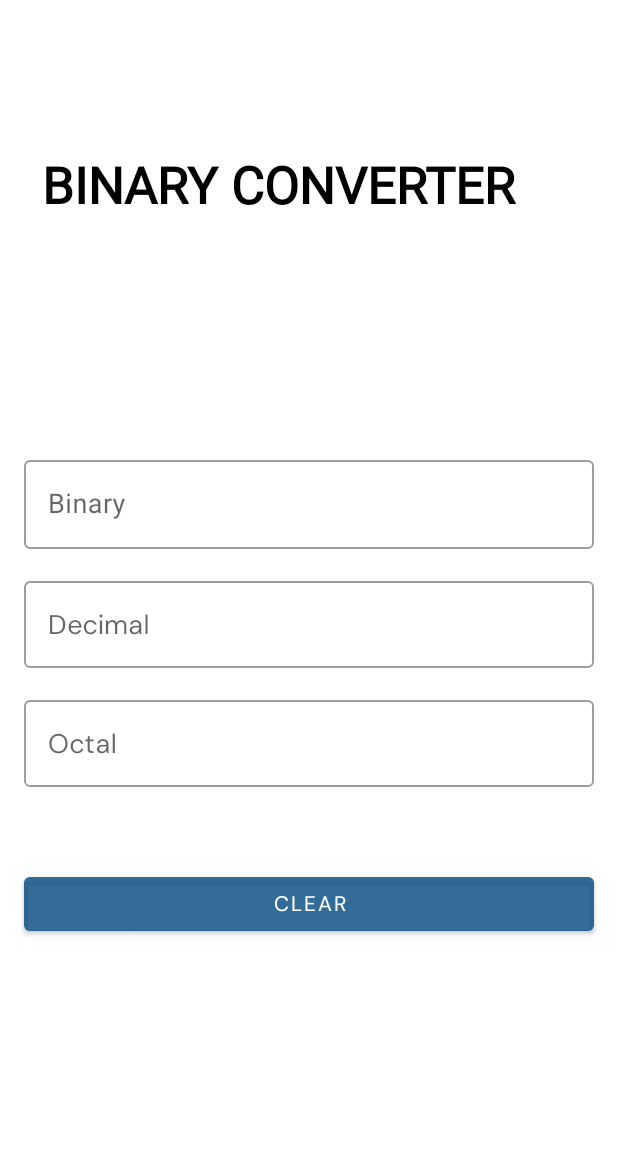
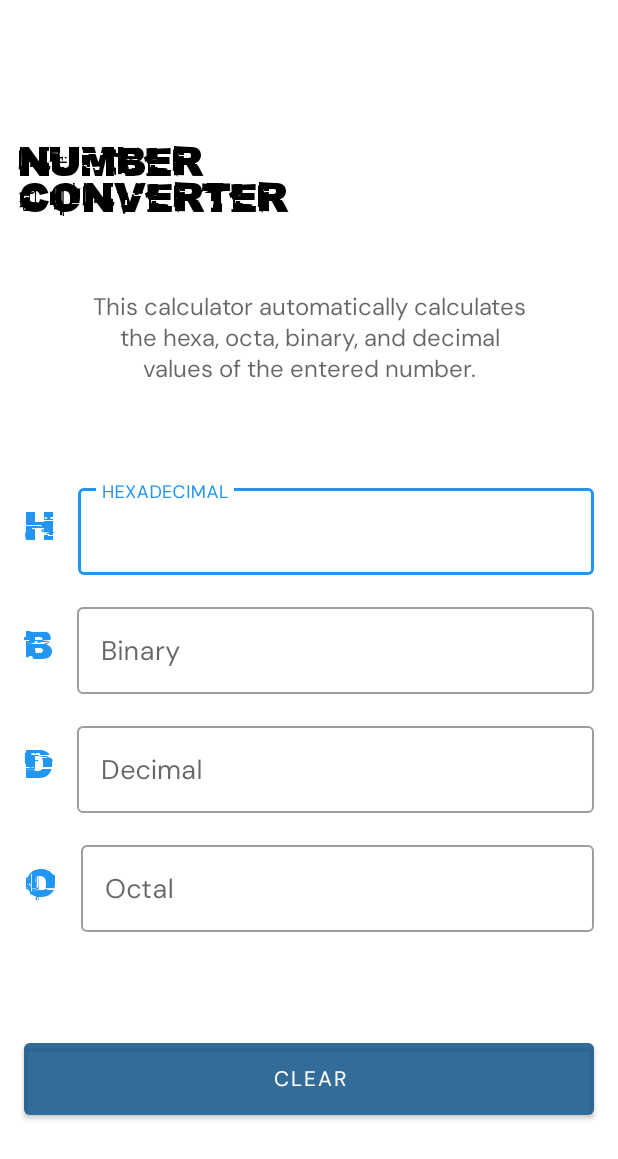
Before and after one commit to YRRAAMM/Binary-hexa-caculator, an Android app: the screen it shows after launch (MainActivity), on a phone screen of 412 x 824 dp. Shown: the top 1159 px of the screen. Run offline under Robolectric (Android 15) with nearby library versions, the phone set to English and light mode, and no system bars.

Commit message:
the final design

```diff
--- a/app/src/main/java/com/example/numberconversioncalculator/MainActivity.kt
+++ b/app/src/main/java/com/example/numberconversioncalculator/MainActivity.kt
@@ -5,6 +5,7 @@ import androidx.appcompat.app.AppCompatActivity
 import android.os.Bundle
 import android.text.Editable
 import android.text.TextWatcher
+import android.widget.Button
 import android.widget.EditText
 
 class MainActivity : AppCompatActivity() {
@@ -14,6 +15,8 @@ class MainActivity : AppCompatActivity() {
     private lateinit var editTextHex: EditText
     private lateinit var editTextOct: EditText
     private lateinit var outputeditTV: List<EditText>
+
+    private lateinit var clearBtn: Button
 
     private var ignoreChanges = false
 
@@ -34,6 +37,17 @@ class MainActivity : AppCompatActivity() {
         )
 
         setupTextWatchers()
+
+        clearBtn = findViewById(R.id.clear_btn)
+
+        clearBtn.setOnClickListener {
+            for (j in outputeditTV.indices) {
+                val outputEditText = outputeditTV[j]
+                outputEditText.setText("")
+                outputEditText.error = null
+            }
+        }
+
     }
 
     private fun setupTextWatchers() {
--- a/app/src/main/res/layout/activity_main.xml
+++ b/app/src/main/res/layout/activity_main.xml
@@ -16,15 +16,14 @@
     <com.google.android.material.textfield.TextInputLayout
         android:id="@+id/hexInputLayout"
         style="@style/Widget.MaterialComponents.TextInputLayout.OutlinedBox"
-        android:layout_width="match_parent"
-        android:layout_height="64dp"
-        android:layout_marginStart="16dp"
+        android:layout_width="0dp"
+        android:layout_height="wrap_content"
         android:layout_marginTop="64dp"
         android:layout_marginEnd="16dp"
         android:hint="@string/hexadecimal"
         app:layout_constraintEnd_toEndOf="parent"
-        app:layout_constraintStart_toStartOf="parent"
-        app:layout_constraintTop_toBottomOf="@+id/textView3">
+        app:layout_constraintStart_toEndOf="@+id/textView4"
+        app:layout_constraintTop_toBottomOf="@+id/textView2">
 
         <com.google.android.material.textfield.TextInputEditText
             android:id="@+id/editTextHex"
@@ -41,20 +40,20 @@
     <com.google.android.material.textfield.TextInputLayout
         android:id="@+id/binInputLayout"
         style="@style/Widget.MaterialComponents.TextInputLayout.OutlinedBox"
-        android:layout_width="match_parent"
+        android:layout_width="0dp"
         android:layout_height="wrap_content"
-        android:layout_marginStart="16dp"
         android:layout_marginTop="16dp"
         android:layout_marginEnd="16dp"
         android:hint="@string/binary"
         app:layout_constraintEnd_toEndOf="parent"
-        app:layout_constraintStart_toStartOf="parent"
+        app:layout_constraintStart_toEndOf="@+id/textView5"
         app:layout_constraintTop_toBottomOf="@+id/hexInputLayout">
 
         <com.google.android.material.textfield.TextInputEditText
             android:id="@+id/editTextBin"
             android:layout_width="match_parent"
             android:layout_height="wrap_content"
+            android:fontFamily="@font/dm_sans"
             android:inputType="number"
             android:maxLength="32"
             android:textSize="18sp" />
@@ -65,14 +64,13 @@
     <com.google.android.material.textfield.TextInputLayout
         android:id="@+id/decInputLayout"
         style="@style/Widget.MaterialComponents.TextInputLayout.OutlinedBox"
-        android:layout_width="match_parent"
+        android:layout_width="0dp"
         android:layout_height="wrap_content"
-        android:layout_marginStart="16dp"
         android:layout_marginTop="16dp"
         android:layout_marginEnd="16dp"
         android:hint="@string/decimal"
         app:layout_constraintEnd_toEndOf="parent"
-        app:layout_constraintStart_toStartOf="parent"
+        app:layout_constraintStart_toEndOf="@+id/textView6"
         app:layout_constraintTop_toBottomOf="@+id/binInputLayout">
 
         <com.google.android.material.textfield.TextInputEditText
@@ -89,14 +87,13 @@
     <com.google.android.material.textfield.TextInputLayout
         android:id="@+id/octInputLayout"
         style="@style/Widget.MaterialComponents.TextInputLayout.OutlinedBox"
-        android:layout_width="match_parent"
+        android:layout_width="0dp"
         android:layout_height="wrap_content"
-        android:layout_marginStart="16dp"
         android:layout_marginTop="16dp"
         android:layout_marginEnd="16dp"
         android:hint="@string/octal"
         app:layout_constraintEnd_toEndOf="parent"
-        app:layout_constraintStart_toStartOf="parent"
+        app:layout_constraintStart_toEndOf="@+id/textView7"
         app:layout_constraintTop_toBottomOf="@+id/decInputLayout">
 
         <com.google.android.material.textfield.TextInputEditText
@@ -111,36 +108,111 @@
     </com.google.android.material.textfield.TextInputLayout>
 
     <Button
-        android:id="@+id/button"
+        android:id="@+id/clear_btn"
         android:layout_width="match_parent"
-        android:layout_height="wrap_content"
+        android:layout_height="60dp"
         android:layout_marginStart="16dp"
-        android:layout_marginTop="54dp"
+        android:layout_marginTop="68dp"
         android:layout_marginEnd="16dp"
         android:backgroundTint="#990E5085"
         android:fontFamily="@font/dm_sans"
         android:text="@string/clear"
         app:layout_constraintEnd_toEndOf="parent"
+        app:layout_constraintHorizontal_bias="0.0"
         app:layout_constraintStart_toStartOf="parent"
         app:layout_constraintTop_toBottomOf="@+id/octInputLayout" />
 
 
     <TextView
         android:id="@+id/textView3"
+        android:layout_width="249dp"
+        android:layout_height="wrap_content"
+        android:layout_marginTop="84dp"
+        android:fontFamily="@font/glitch_city"
+        android:padding="12dp"
+        android:text="NUMBER CONVERTER"
+        android:textColor="@color/black"
+        android:textSize="24sp"
+        android:textStyle="bold"
+        app:layout_constraintStart_toStartOf="parent"
+        app:layout_constraintTop_toTopOf="parent" />
+
+    <TextView
+        android:id="@+id/textView2"
         android:layout_width="0dp"
         android:layout_height="wrap_content"
+        android:layout_marginStart="60dp"
+        android:layout_marginTop="36dp"
+        android:layout_marginEnd="60dp"
+        android:fontFamily="@font/dm_sans"
+        android:text="This calculator automatically calculates the hexa, octa, binary, and decimal values of the entered number."
+        android:textAlignment="center"
+        android:textColor="#99000000"
+        android:textSize="16sp"
+        app:layout_constraintEnd_toEndOf="parent"
+        app:layout_constraintHorizontal_bias="0.0"
+        app:layout_constraintStart_toStartOf="parent"
+        app:layout_constraintTop_toBottomOf="@+id/textView3" />
+
+    <TextView
+        android:id="@+id/textView4"
+        android:layout_width="wrap_content"
+        android:layout_height="wrap_content"
         android:layout_marginStart="16dp"
-        android:layout_marginTop="88dp"
         android:layout_marginEnd="16dp"
         android:fontFamily="@font/glitch_city"
-        android:padding="12dp"
-        android:text="BINARY CONVERTER"
-        android:textColor="@color/black"
-        android:textSize="34sp"
-        android:textStyle="bold"
-        app:layout_constraintEnd_toEndOf="parent"
+        android:text="H"
+        android:textColor="#2195F1"
+        android:textSize="24sp"
+        app:layout_constraintBottom_toBottomOf="@+id/hexInputLayout"
+        app:layout_constraintEnd_toStartOf="@+id/hexInputLayout"
         app:layout_constraintStart_toStartOf="parent"
-        app:layout_constraintTop_toTopOf="parent" />
+        app:layout_constraintTop_toTopOf="@+id/hexInputLayout" />
+
+    <TextView
+        android:id="@+id/textView5"
+        android:layout_width="wrap_content"
+        android:layout_height="wrap_content"
+        android:layout_marginStart="16dp"
+        android:layout_marginEnd="16dp"
+        android:fontFamily="@font/glitch_city"
+        android:text="B"
+        android:textColor="#2196F3"
+        android:textSize="24sp"
+        app:layout_constraintBottom_toBottomOf="@+id/binInputLayout"
+        app:layout_constraintEnd_toStartOf="@+id/binInputLayout"
+        app:layout_constraintStart_toStartOf="parent"
+        app:layout_constraintTop_toTopOf="@+id/binInputLayout" />
+
+    <TextView
+        android:id="@+id/textView6"
+        android:layout_width="wrap_content"
+        android:layout_height="wrap_content"
+        android:layout_marginStart="16dp"
+        android:layout_marginEnd="16dp"
+        android:fontFamily="@font/glitch_city"
+        android:text="D"
+        android:textColor="#2196F3"
+        android:textSize="24sp"
+        app:layout_constraintBottom_toBottomOf="@+id/decInputLayout"
+        app:layout_constraintEnd_toStartOf="@+id/decInputLayout"
+        app:layout_constraintStart_toStartOf="parent"
+        app:layout_constraintTop_toTopOf="@+id/decInputLayout" />
+
+    <TextView
+        android:id="@+id/textView7"
+        android:layout_width="wrap_content"
+        android:layout_height="wrap_content"
+        android:layout_marginStart="16dp"
+        android:layout_marginEnd="16dp"
+        android:fontFamily="@font/glitch_city"
+        android:text="O"
+        android:textColor="#2196F3"
+        android:textSize="24sp"
+        app:layout_constraintBottom_toBottomOf="@+id/octInputLayout"
+        app:layout_constraintEnd_toStartOf="@+id/octInputLayout"
+        app:layout_constraintStart_toStartOf="parent"
+        app:layout_constraintTop_toTopOf="@+id/octInputLayout" />
 
 
 </androidx.constraintlayout.widget.ConstraintLayout>
--- a/app/src/main/res/values/colors.xml
+++ b/app/src/main/res/values/colors.xml
@@ -1,8 +1,8 @@
 <?xml version="1.0" encoding="utf-8"?>
 <resources>
-    <color name="purple_200">#FFFFFF</color>
-    <color name="purple_500">#FFFFFF</color>
-    <color name="purple_700">#FFFFFF</color>
+    <color name="purple_200">#DE000000</color>
+    <color name="purple_500">#2195F1</color>
+    <color name="purple_700">#000000</color>
     <color name="teal_200">#FF03DAC5</color>
     <color name="teal_700">#FF018786</color>
     <color name="black">#FF000000</color>
```
Also changed, not shown: app/src/main/res/font/glitch_city.ttf (added), app/src/main/res/font/mad_hacker_yjz8.ttf (added).
